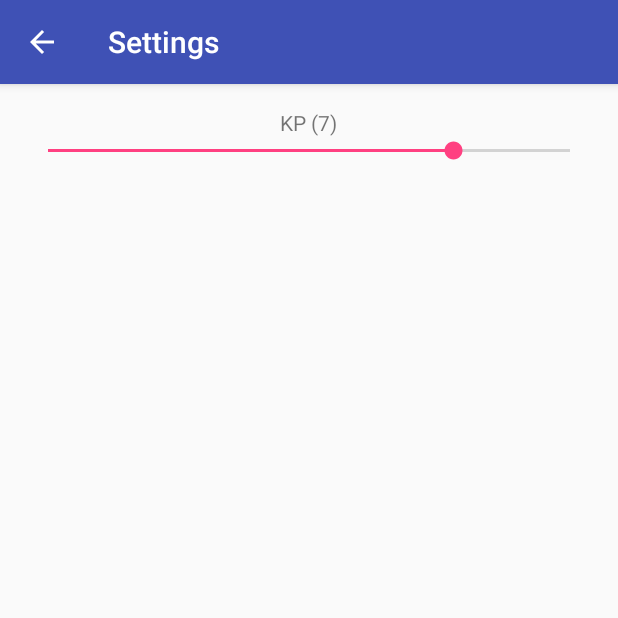
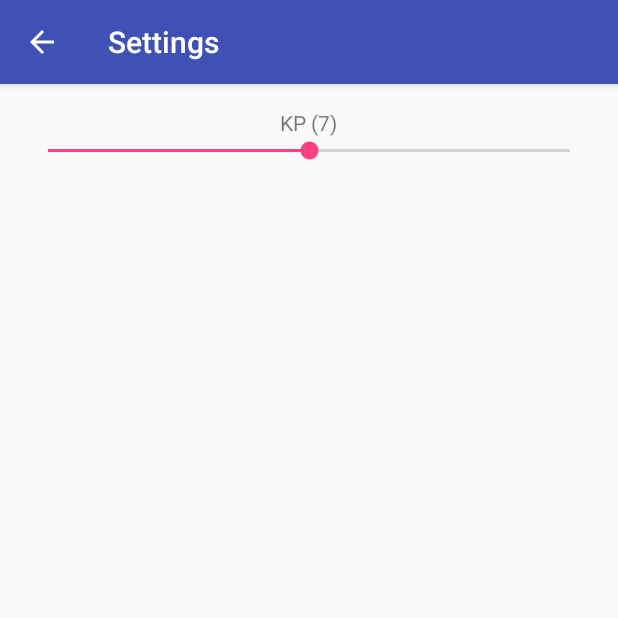
Before and after one commit to UAFCS600/aurora, an Android app: the SettingsActivity screen opened directly, with no data from a screen before it, on a phone screen of 412 x 824 dp, the top half of it. Run offline under Robolectric (Android 15) with nearby library versions, the phone set to English and light mode, and no system bars.

Commit message:
Changed KP range in app.

```diff
--- a/Android/AuroraForecast/app/src/main/java/edu/aurora/uaf/auroraforecast/SettingsActivity.java
+++ b/Android/AuroraForecast/app/src/main/java/edu/aurora/uaf/auroraforecast/SettingsActivity.java
@@ -18,6 +18,7 @@ public class SettingsActivity extends AppCompatActivity
 	private SeekBar kp_bar;
 	private TextView kp_text;
 	Button apply_button;
+	private int kpMin=5;
 
 	@Override
 	protected void onCreate(Bundle savedInstanceState)
@@ -36,7 +37,7 @@ public class SettingsActivity extends AppCompatActivity
 		getSupportActionBar().setDisplayHomeAsUpEnabled(true);
 		getSupportActionBar().setDisplayShowHomeEnabled(true);
 
-		kp_bar.setProgress(manager.getInt("kpTrigger",7));
+		kp_bar.setProgress(manager.getInt("kpTrigger",7)-kpMin);
 		kp_text.setText("KP ("+manager.getInt("kpTrigger",7)+")");
 
 		kp_bar.setOnSeekBarChangeListener(new SeekBar.OnSeekBarChangeListener()
@@ -54,7 +55,7 @@ public class SettingsActivity extends AppCompatActivity
 			@Override
 			public void onProgressChanged(SeekBar seekBar,int progress,boolean fromUser)
 			{
-				kp_text.setText("KP ("+progress+")");
+				kp_text.setText("KP ("+(kpMin+progress)+")");
 				apply_button.setEnabled(true);
 			}
 		});
@@ -64,7 +65,7 @@ public class SettingsActivity extends AppCompatActivity
 			@Override
 			public void onClick(View view)
 			{
-				manager.setInt("kpTrigger",kp_bar.getProgress());
+				manager.setInt("kpTrigger",kpMin+kp_bar.getProgress());
 				manager.sync();
 				apply_button.setEnabled(false);
 			}
--- a/Android/AuroraForecast/app/src/main/res/layout/content_settings.xml
+++ b/Android/AuroraForecast/app/src/main/res/layout/content_settings.xml
@@ -13,7 +13,7 @@
 		android:layout_height="wrap_content" android:layout_alignParentEnd="true"
 		android:layout_alignParentLeft="true" android:layout_alignParentRight="true"
 		android:layout_alignParentStart="true" android:layout_below="@+id/setting_kp_text"
-		android:max="9" />
+		android:max="4" />
 	<TextView android:id="@+id/setting_kp_text" android:layout_width="wrap_content"
 		android:layout_height="wrap_content" android:layout_alignParentTop="true"
 		android:layout_centerHorizontal="true" android:text="KP (7)" />
```
Also changed, not shown: Android/AuroraForecast/app/src/main/java/edu/aurora/uaf/auroraforecast/MyGcmListenerService.java (+4 -4 lines).
